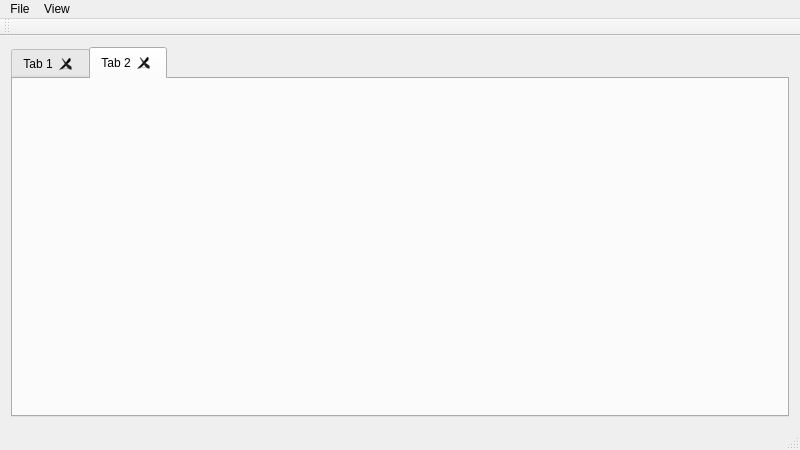
Old version of the form mainwindow.ui in the repository Cheddy/InterventionManagerClient.
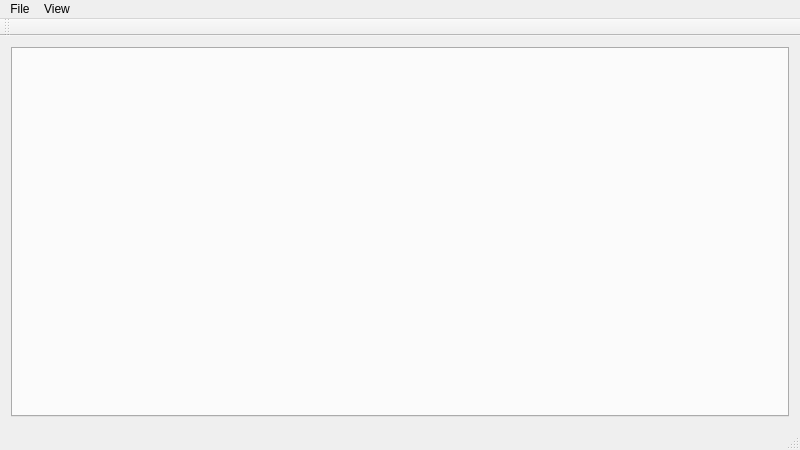
New version of the form.

```diff
--- a/mainwindow.ui
+++ b/mainwindow.ui
@@ -53,16 +53,6 @@
       <property name="tabBarAutoHide">
        <bool>true</bool>
       </property>
-      <widget class="QWidget" name="tab">
-       <attribute name="title">
-        <string>Tab 1</string>
-       </attribute>
-      </widget>
-      <widget class="QWidget" name="tab_2">
-       <attribute name="title">
-        <string>Tab 2</string>
-       </attribute>
-      </widget>
      </widget>
     </item>
    </layout>
```
Left out of the diff: 2 changed lines with no effect on the pictures.
